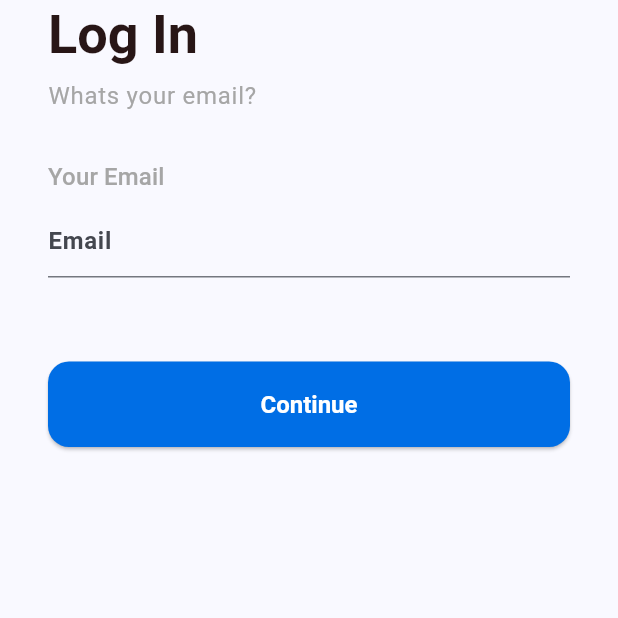
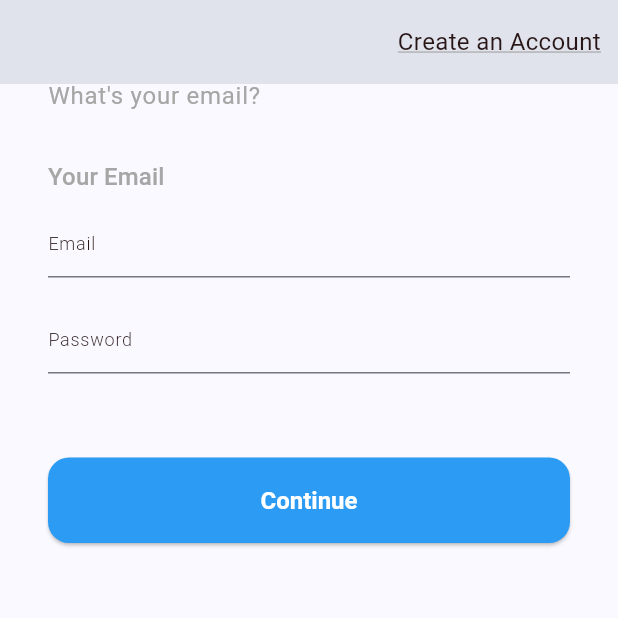
Before and after one commit to namlxcntt/flutter_task_manager, a Flutter app: the screen it shows after launch, scrolled down 56 dp, on a phone screen of 412 x 824 dp, the top half of it. Run offline on Flutter 3.47's test engine with Material 3 defaults, Android fonts, the phone set to English and light mode, and no system bars; our stand-ins replace flutter_riverpod, freezed_annotation, gap, go_router, logger, riverpod_annotation and 1 more; generated files the repository leaves out were written again; Roboto replaces fonts that are missing (assets/fonts/products_bold.ttf, assets/fonts/products_regular.ttf).

Commit message:
Update Git Ignore File Gen

```diff
--- a/lib/application/task_manager_application.dart
+++ b/lib/application/task_manager_application.dart
@@ -1,5 +1,6 @@
 import 'package:flutter/material.dart';
 import 'package:flutter_riverpod/flutter_riverpod.dart';
+import 'package:flutter_task_manager/generated/l10n.dart';
 import 'package:flutter_task_manager/router/router.dart';
 import 'package:flutter_task_manager/utils/theme.dart';
 
@@ -10,6 +11,7 @@ class TaskManagerApplication extends ConsumerWidget {
   Widget build(BuildContext context, WidgetRef ref) {
     return MaterialApp.router(
       localizationsDelegates: const [
+        S.delegate,
       ],
       routerConfig: goRouter,
       locale: const Locale.fromSubtags(languageCode: 'en'),
--- /dev/null
+++ b/lib/l10n/intl_en.arb
@@ -0,0 +1,9 @@
+{
+  "createAccount": "Create an Account",
+  "logIn": "Log In",
+  "whatsYourEmail": "What's your email?",
+  "yourEmail": "Your Email",
+  "email" : "Email",
+  "textContinue": "Continue",
+  "password": "Password"
+}
--- a/lib/login/login_page.dart
+++ b/lib/login/login_page.dart
@@ -18,11 +18,12 @@ class _LoginPageState extends ConsumerState<LoginPage> {
       body: CustomScrollView(
         slivers: [
           SliverAppBar(
+            pinned: true,
             actions: [
               TextButton(
                 onPressed: () {},
                 child: Text(
-                  'Create an Account',
+                  context.getLocaleDelegate().createAccount,
                   style: context.bodyMedium()?.copyWith(
                         decoration: TextDecoration.underline,
                         decorationColor: Palette.textColorSecondary,
@@ -38,26 +39,43 @@ class _LoginPageState extends ConsumerState<LoginPage> {
                 crossAxisAlignment: CrossAxisAlignment.start,
                 children: [
                   Text(
-                    'Log In',
+                    context.getLocaleDelegate().logIn,
                     style: context.headlineLarge(),
                   ),
                   AppSize.size8.gap(),
                   Text(
-                    'What' 's your email?',
-                    style: context.labelMedium()?.copyWith(color: Palette.textColorSecondary, fontSize: AppSize.size16),
+                    context.getLocaleDelegate().whatsYourEmail,
+                    style: context.labelMedium()?.copyWith(
+                        color: Palette.textColorSecondary,
+                        fontSize: AppSize.size16),
                   ),
                   AppSize.size32.gap(),
-                  Text('Your Email',
+                  Text(context.getLocaleDelegate().yourEmail,
                       style: context.labelLarge()?.copyWith(
                             color: Palette.textColorSecondary,
                           )),
                   AppSize.size8.gap(),
                   TextField(
                     decoration: InputDecoration(
-                      hintText: 'Email',
+                      hintText: context.getLocaleDelegate().email,
+                      hintStyle: context.getTextTheme().labelSmall,
                       labelStyle: context.labelLarge(),
                       border: const UnderlineInputBorder(),
                     ),
+                    keyboardType: TextInputType.emailAddress,
+                    textInputAction: TextInputAction.next,
+                  ),
+                  AppSize.size16.gap(),
+                  TextField(
+                    obscureText: true,
+                    keyboardType: TextInputType.text,
+                    decoration: InputDecoration(
+                      hintText: context.getLocaleDelegate().password,
+                      hintStyle: context.getTextTheme().labelSmall,
+                      labelStyle: context.labelLarge(),
+                      border: const UnderlineInputBorder(),
+                    ),
+                    textInputAction: TextInputAction.done,
                   ),
                   AppSize.size56.gap(),
                   SizedBox(
@@ -65,17 +83,20 @@ class _LoginPageState extends ConsumerState<LoginPage> {
                     child: ElevatedButton(
                       onPressed: () {},
                       style: ElevatedButton.styleFrom(
-                        backgroundColor: Palette.primaryColor,
+                        backgroundColor: Colors.blue, // Background color
+                        surfaceTintColor: Colors.white,
                         shape: RoundedRectangleBorder(
-                          borderRadius: BorderRadius.circular(AppSize.size14),
+                          borderRadius:
+                          BorderRadius.circular(AppSize.size14),
                         ),
-                        padding: const EdgeInsets.symmetric(vertical: AppSize.size18),
+                        padding: const EdgeInsets.symmetric(
+                            vertical: AppSize.size18),
                       ),
                       child: Text(
-                        'Continue',
+                        context.getLocaleDelegate().textContinue,
                         style: context.headlineSmall()?.copyWith(
-                              color: Colors.white,
-                            ),
+                          color: Colors.white,
+                        ),
                       ),
                     ),
                   )
--- a/lib/utils/extensions.dart
+++ b/lib/utils/extensions.dart
@@ -1,7 +1,11 @@
 import 'package:flutter/material.dart';
+import 'package:flutter_task_manager/generated/l10n.dart';
 import 'package:gap/gap.dart';
 
 extension ContextExt on BuildContext {
+  S getLocaleDelegate() {
+    return S.of(this);
+  }
 
   TextTheme getTextTheme() {
     return Theme.of(this).textTheme;
--- a/lib/utils/theme.dart
+++ b/lib/utils/theme.dart
@@ -1,6 +1,6 @@
 import 'package:flutter/material.dart';
 import 'package:flutter/services.dart';
-import 'package:flutter_task_manager/gen/assets.gen.dart';
+import 'package:flutter_task_manager/generated/assets.gen.dart';
 import 'package:flutter_task_manager/utils/app_size.dart';
 
 class Palette {
```
Also changed, not shown: lib/core/widget/asyn_widget.dart (added, +30 -0 lines), lib/login/provider/login_provider.dart (added, +16 -0 lines), lib/login/provider/login_state.dart (added, +10 -0 lines), pubspec.yaml (+6 -1 lines), lib/generated/assets.gen.dart (renamed from lib/gen/assets.gen.dart), lib/generated/intl/messages_all.dart (added), lib/generated/intl/messages_en.dart (added), lib/generated/l10n.dart (added), lib/login/login_pass_word_content.dart (added), 2 other files.
